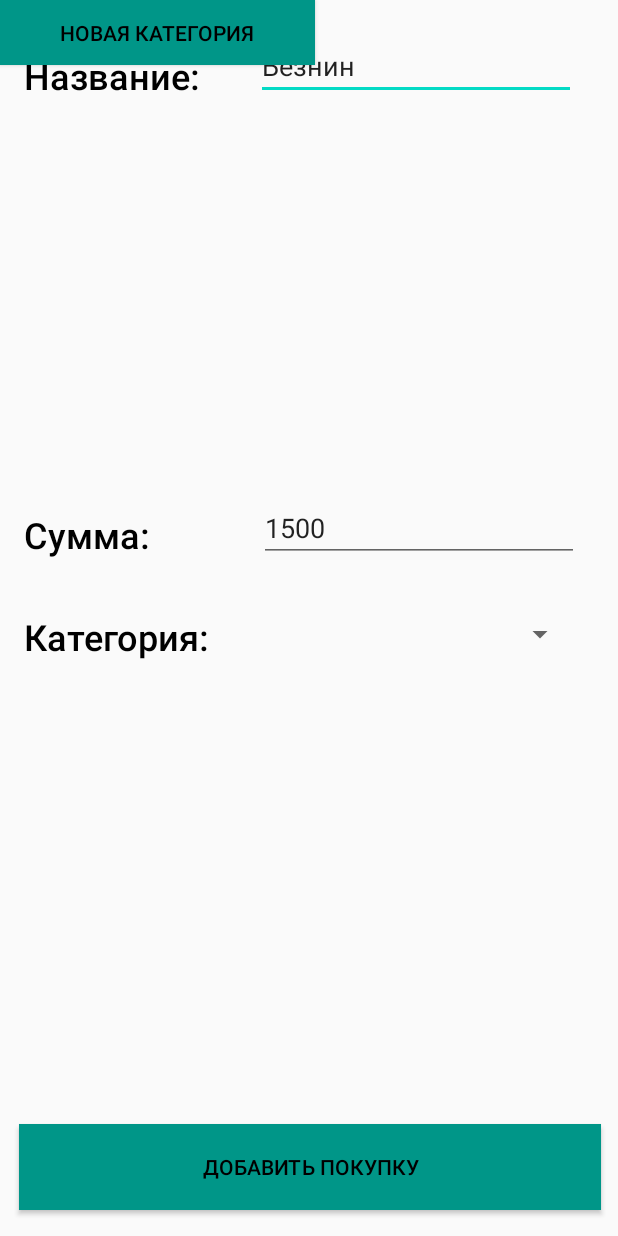
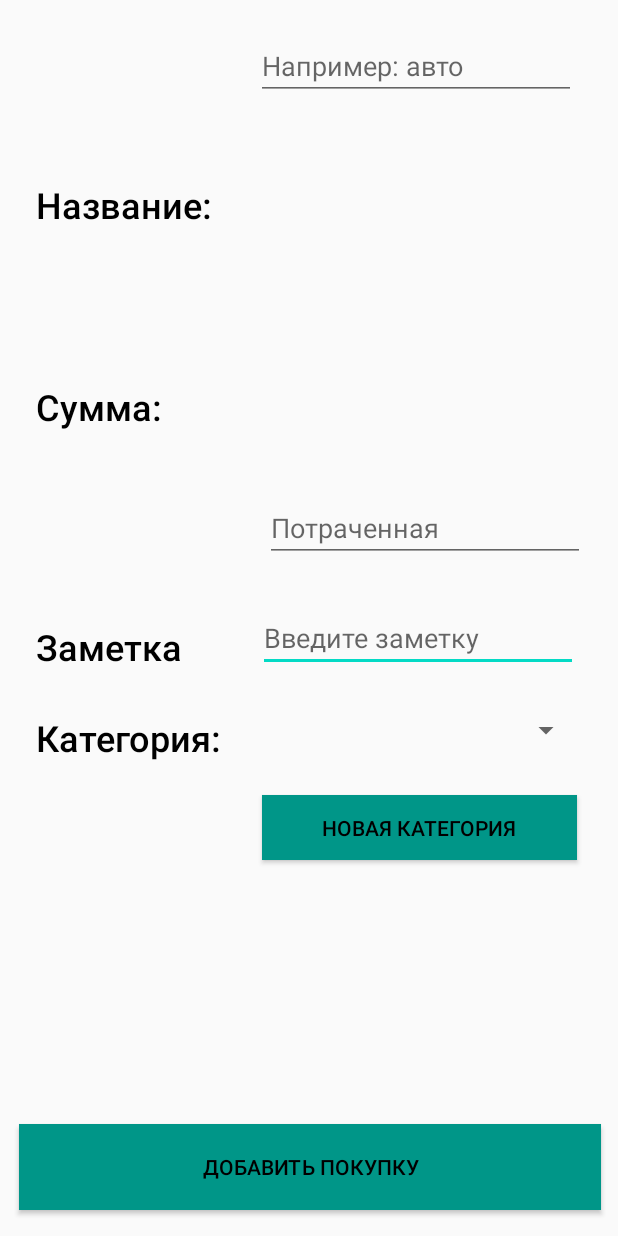
Before and after one commit to sullssul/topNet, an Android app: the layout add_new.xml on its own in the app's theme, with its tools: preview values and no code run, on a phone screen of 412 x 824 dp. Run offline under Robolectric (Android 15) with nearby library versions, the phone set to English and light mode, and no system bars.

```diff
--- /dev/null
+++ b/app/src/main/res/drawable/ic_directions_car_black_24dp.xml
@@ -0,0 +1,5 @@
+<vector android:height="24dp" android:tint="#45DC88"
+    android:viewportHeight="24.0" android:viewportWidth="24.0"
+    android:width="24dp" xmlns:android="http://schemas.android.com/apk/res/android">
+    <path android:fillColor="#FF000000" android:pathData="M18.92,6.01C18.72,5.42 18.16,5 17.5,5h-11c-0.66,0 -1.21,0.42 -1.42,1.01L3,12v8c0,0.55 0.45,1 1,1h1c0.55,0 1,-0.45 1,-1v-1h12v1c0,0.55 0.45,1 1,1h1c0.55,0 1,-0.45 1,-1v-8l-2.08,-5.99zM6.5,16c-0.83,0 -1.5,-0.67 -1.5,-1.5S5.67,13 6.5,13s1.5,0.67 1.5,1.5S7.33,16 6.5,16zM17.5,16c-0.83,0 -1.5,-0.67 -1.5,-1.5s0.67,-1.5 1.5,-1.5 1.5,0.67 1.5,1.5 -0.67,1.5 -1.5,1.5zM5,11l1.5,-4.5h11L19,11L5,11z"/>
+</vector>
--- a/app/src/main/res/layout/add_new.xml
+++ b/app/src/main/res/layout/add_new.xml
@@ -6,23 +6,71 @@
     android:layout_width="match_parent"
     android:layout_height="match_parent">
 
+    <EditText
+        android:id="@+id/editText4"
+        android:layout_width="wrap_content"
+        android:layout_height="wrap_content"
+        android:layout_marginStart="74dp"
+        android:layout_marginLeft="74dp"
+        android:layout_marginEnd="28dp"
+        android:layout_marginRight="28dp"
+        android:layout_marginBottom="376dp"
+        android:ems="10"
+        android:hint="Введите заметку"
+        android:inputType="number"
+        app:layout_constraintBottom_toBottomOf="parent"
+        app:layout_constraintEnd_toEndOf="parent"
+        app:layout_constraintHorizontal_bias="0.909"
+        app:layout_constraintStart_toEndOf="@+id/textView8" />
+
+    <TextView
+        android:id="@+id/textView"
+        android:layout_width="wrap_content"
+        android:layout_height="wrap_content"
+        android:layout_marginStart="24dp"
+        android:layout_marginLeft="24dp"
+        android:layout_marginBottom="28dp"
+        android:fontFamily="sans-serif-medium"
+        android:text="Заметка"
+        android:textColor="#000000"
+        android:textSize="24sp"
+        app:layout_constraintBottom_toTopOf="@+id/textView9"
+        app:layout_constraintStart_toStartOf="parent" />
+
+    <Spinner
+        android:id="@+id/spinner"
+        android:layout_width="209dp"
+        android:layout_height="26dp"
+        android:layout_marginEnd="24dp"
+        android:layout_marginRight="24dp"
+        android:layout_marginBottom="324dp"
+        app:layout_constraintBottom_toBottomOf="parent"
+        app:layout_constraintEnd_toEndOf="parent" />
+
     <Button
         android:id="@+id/button3"
         android:layout_width="210dp"
         android:layout_height="43dp"
+        android:layout_marginStart="174dp"
+        android:layout_marginLeft="174dp"
+        android:layout_marginEnd="27dp"
+        android:layout_marginRight="27dp"
+        android:layout_marginBottom="176dp"
         android:background="#009688"
         android:text="Новая категория"
         android:textColor="#000000"
-        tools:layout_editor_absoluteX="174dp"
-        tools:layout_editor_absoluteY="241dp" />
+        app:layout_constraintBottom_toTopOf="@+id/button"
+        app:layout_constraintEnd_toEndOf="parent"
+        app:layout_constraintHorizontal_bias="1.0"
+        app:layout_constraintStart_toStartOf="parent" />
 
     <TextView
         android:id="@+id/textView9"
         android:layout_width="wrap_content"
         android:layout_height="wrap_content"
-        android:layout_marginStart="16dp"
-        android:layout_marginLeft="16dp"
-        android:layout_marginBottom="383dp"
+        android:layout_marginStart="24dp"
+        android:layout_marginLeft="24dp"
+        android:layout_marginBottom="316dp"
         android:fontFamily="sans-serif-medium"
         android:text="Категория:"
         android:textColor="#000000"
@@ -34,9 +82,9 @@
         android:id="@+id/textView8"
         android:layout_width="wrap_content"
         android:layout_height="wrap_content"
-        android:layout_marginStart="16dp"
-        android:layout_marginLeft="16dp"
-        android:layout_marginBottom="35dp"
+        android:layout_marginStart="24dp"
+        android:layout_marginLeft="24dp"
+        android:layout_marginBottom="188dp"
         android:fontFamily="sans-serif-medium"
         android:text="Сумма:"
         android:textColor="#000000"
@@ -52,8 +100,8 @@
         android:layout_marginEnd="28dp"
         android:layout_marginRight="28dp"
         android:ems="10"
+        android:hint="Например: авто"
         android:inputType="textPersonName"
-        android:text="Безнин"
         app:layout_constraintEnd_toEndOf="parent"
         app:layout_constraintTop_toTopOf="parent" />
 
@@ -67,8 +115,8 @@
         android:layout_marginRight="28dp"
         android:layout_marginBottom="449dp"
         android:ems="10"
+        android:hint="Потраченная"
         android:inputType="number"
-        android:text="1500"
         app:layout_constraintBottom_toBottomOf="parent"
         app:layout_constraintEnd_toEndOf="parent"
         app:layout_constraintStart_toEndOf="@+id/textView8" />
@@ -77,28 +125,15 @@
         android:id="@+id/textView6"
         android:layout_width="wrap_content"
         android:layout_height="wrap_content"
-        android:layout_marginStart="16dp"
-        android:layout_marginLeft="16dp"
-        android:layout_marginTop="34dp"
-        android:layout_marginEnd="38dp"
-        android:layout_marginRight="38dp"
+        android:layout_marginStart="24dp"
+        android:layout_marginLeft="24dp"
+        android:layout_marginTop="120dp"
         android:fontFamily="sans-serif-medium"
         android:text="Название:"
         android:textColor="#000000"
         android:textSize="24sp"
-        app:layout_constraintEnd_toStartOf="@+id/editText"
         app:layout_constraintStart_toStartOf="parent"
         app:layout_constraintTop_toTopOf="parent" />
-
-    <Spinner
-        android:id="@+id/spinner"
-        android:layout_width="209dp"
-        android:layout_height="26dp"
-        android:layout_marginEnd="28dp"
-        android:layout_marginRight="28dp"
-        android:layout_marginBottom="388dp"
-        app:layout_constraintBottom_toBottomOf="parent"
-        app:layout_constraintEnd_toEndOf="parent" />
 
     <Button
         android:id="@+id/button"
--- a/build.gradle
+++ b/build.gradle
@@ -8,7 +8,7 @@ buildscript {
 
     }
     dependencies {
-        classpath 'com.android.tools.build:gradle:3.6.1'
+        classpath 'com.android.tools.build:gradle:3.6.2'
 
 
 
```
Also changed, not shown: app/src/main/java/com/example/vladkerasosi/DataAdapter.java (+51 -7 lines), app/src/main/java/com/example/vladkerasosi/MainActivity.java (+28 -1 lines), app/src/main/java/com/example/vladkerasosi/Purchases.java (+20 -4 lines), app/src/main/res/layout/activity_main.xml (+19 -30 lines), app/src/main/res/layout/list_item.xml (+11 -11 lines).
